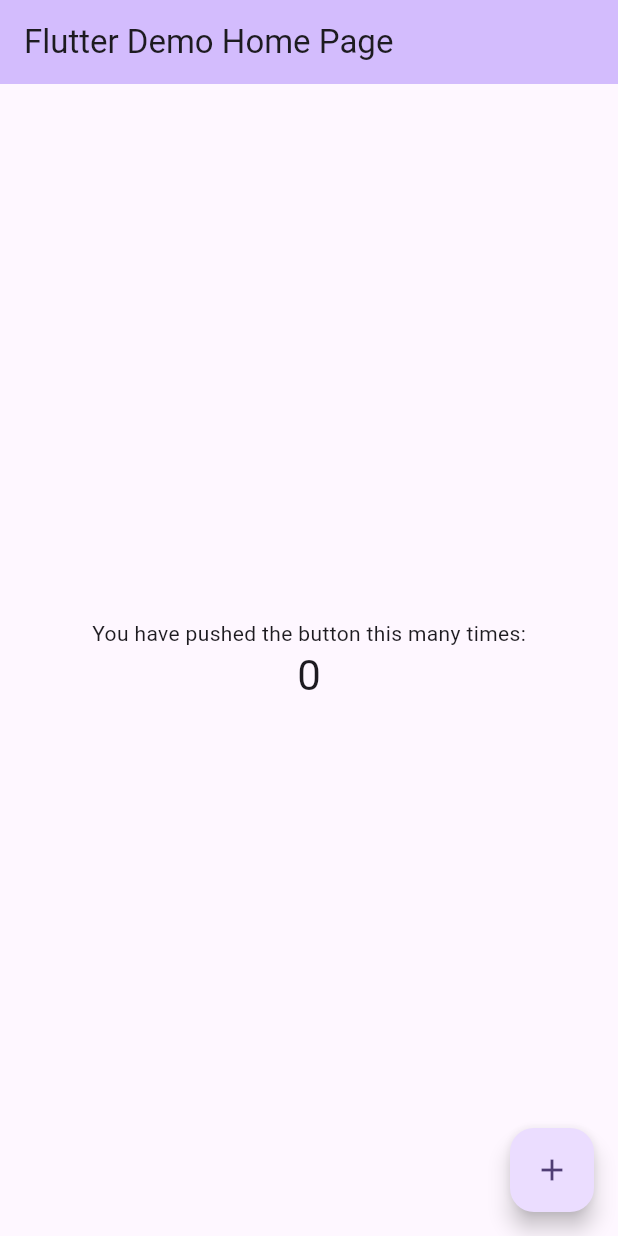
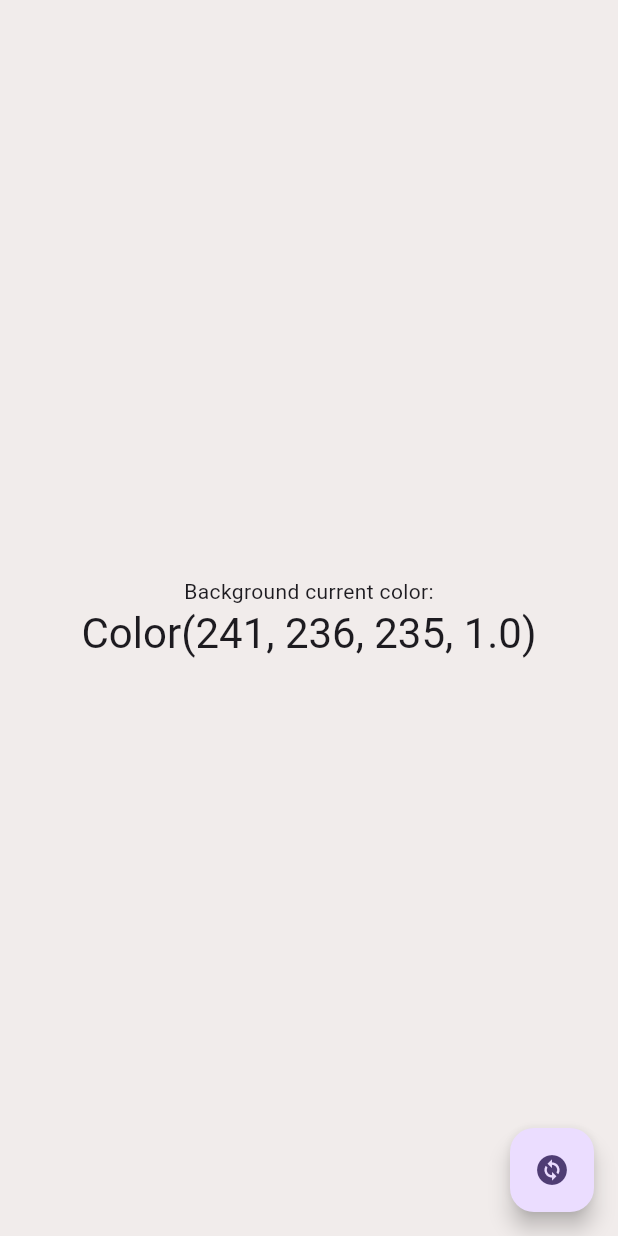
Before and after one commit to viktoriia-cherk/color_generator, a Flutter app: the screen it shows after launch, on a phone screen of 412 x 824 dp. Run offline on Flutter 3.47's test engine with Material 3 defaults, Android fonts, the light colour scheme and no system bars.

Commit message:
feat: Implement random RGB color generation and RGB string formatting; Add common app_colors class;

```diff
--- /dev/null
+++ b/lib/core/presentation/colors/app_colors.dart
@@ -0,0 +1,8 @@
+import 'dart:ui';
+
+class AppColors {
+  AppColors._();
+
+  static const Color defaultWhite = Color(0xFFF1ECEB);
+  static const Color defaultBlack = Color(0xFF131313);
+}
--- /dev/null
+++ b/lib/core/presentation/utils/color_utils/color_utils.dart
@@ -0,0 +1,36 @@
+import 'dart:math';
+import 'dart:ui';
+import '../../../domain/color/rgb_model.dart';
+
+const rgbMaxValue = 255;
+const defaultOpacity = 1.0;
+
+RgbModel generateRandomRgb() {
+  final random = Random();
+
+  return RgbModel(
+    r: random.nextInt(rgbMaxValue),
+    g: random.nextInt(rgbMaxValue),
+    b: random.nextInt(rgbMaxValue),
+  );
+}
+
+Color getNewRgbaColor() {
+  final rgb = generateRandomRgb();
+  return Color.fromRGBO(rgb.r, rgb.g, rgb.b, defaultOpacity);
+}
+
+RgbModel getRgbComponents(Color color) {
+  final r = (color.r * rgbMaxValue).round();
+  final g = (color.g * rgbMaxValue).round();
+  final b = (color.b * rgbMaxValue).round();
+
+  return RgbModel(r: r, g: g, b: b);
+}
+
+String colorToRgbaString(Color clr) {
+  final rgb = getRgbComponents(clr);
+  final a = clr.a;
+
+  return 'Color(${rgb.r}, ${rgb.g}, ${rgb.b}, $a)';
+}
--- /dev/null
+++ b/lib/features/home_page/presentation/home_page.dart
@@ -0,0 +1,54 @@
+import 'package:flutter/material.dart';
+import '../../../core/presentation/colors/app_colors.dart';
+import '../../../core/presentation/utils/color_utils/color_utils.dart';
+
+const defaultBgColor = AppColors.defaultWhite;
+
+class HomePage extends StatefulWidget {
+  const HomePage({super.key});
+
+  @override
+  State<HomePage> createState() => _HomePageState();
+}
+
+class _HomePageState extends State<HomePage> {
+  Color _bgColor = defaultBgColor;
+  String _colorLabel = colorToRgbaString(defaultBgColor);
+
+  void _updateBgColorAndColorLabel() {
+    final newColor = getNewRgbaColor();
+    final colorLabel = colorToRgbaString(newColor);
+
+    setState(() {
+      _colorLabel = colorLabel;
+      _bgColor = newColor;
+    });
+  }
+
+  @override
+  Widget build(BuildContext context) {
+    return Scaffold(
+      backgroundColor: AppColors.defaultWhite,
+      body: Container(
+        color: _bgColor,
+        child: Center(
+          child: Column(
+            mainAxisAlignment: MainAxisAlignment.center,
+            children: [
+              const Text('Background current color:'),
+              Text(
+                _colorLabel,
+                style: Theme.of(context).textTheme.headlineMedium,
+              ),
+            ],
+          ),
+        ),
+      ),
+      floatingActionButton: FloatingActionButton(
+        onPressed: _updateBgColorAndColorLabel,
+        tooltip: 'Update bgColor and bgColorLabel',
+        child: const Icon(Icons.change_circle),
+      ),
+    );
+  }
+}
--- a/lib/main.dart
+++ b/lib/main.dart
@@ -1,4 +1,6 @@
 import 'package:flutter/material.dart';
+
+import 'features/home_page/presentation/home_page.dart';
 
 void main() {
   runApp(const MyApp());
@@ -7,116 +9,14 @@ void main() {
 class MyApp extends StatelessWidget {
   const MyApp({super.key});
 
-  // This widget is the root of your application.
   @override
   Widget build(BuildContext context) {
     return MaterialApp(
       title: 'Flutter Demo',
       theme: ThemeData(
-        // This is the theme of your application.
-        //
-        // TRY THIS: Try running your application with "flutter run". You'll see
-        // the application has a purple toolbar. Then, without quitting the app,
-        // try changing the seedColor in the colorScheme below to Colors.green
-        // and then invoke "hot reload" (save your changes or press the "hot
-        // reload" button in a Flutter-supported IDE, or press "r" if you used
-        // the command line to start the app).
-        //
-        // Notice that the counter didn't reset back to zero; the application
-        // state is not lost during the reload. To reset the state, use hot
-        // restart instead.
-        //
-        // This works for code too, not just values: Most code changes can be
-        // tested with just a hot reload.
         colorScheme: ColorScheme.fromSeed(seedColor: Colors.deepPurple),
       ),
-      home: const MyHomePage(title: 'Flutter Demo Home Page'),
+      home: const HomePage(),
     );
   }
 }
-
-class MyHomePage extends StatefulWidget {
-  const MyHomePage({super.key, required this.title});
-
-  // This widget is the home page of your application. It is stateful, meaning
-  // that it has a State object (defined below) that contains fields that affect
-  // how it looks.
-
-  // This class is the configuration for the state. It holds the values (in this
-  // case the title) provided by the parent (in this case the App widget) and
-  // used by the build method of the State. Fields in a Widget subclass are
-  // always marked "final".
-
-  final String title;
-
-  @override
-  State<MyHomePage> createState() => _MyHomePageState();
-}
-
-class _MyHomePageState extends State<MyHomePage> {
-  int _counter = 0;
-
-  void _incrementCounter() {
-    setState(() {
-      // This call to setState tells the Flutter framework that something has
-      // changed in this State, which causes it to rerun the build method below
-      // so that the display can reflect the updated values. If we changed
-      // _counter without calling setState(), then the build method would not be
-      // called again, and so nothing would appear to happen.
-      _counter++;
-    });
-  }
-
-  @override
-  Widget build(BuildContext context) {
-    // This method is rerun every time setState is called, for instance as done
-    // by the _incrementCounter method above.
-    //
-    // The Flutter framework has been optimized to make rerunning build methods
-    // fast, so that you can just rebuild anything that needs updating rather
-    // than having to individually change instances of widgets.
-    return Scaffold(
-      appBar: AppBar(
-        // TRY THIS: Try changing the color here to a specific color (to
-        // Colors.amber, perhaps?) and trigger a hot reload to see the AppBar
-        // change color while the other colors stay the same.
-        backgroundColor: Theme.of(context).colorScheme.inversePrimary,
-        // Here we take the value from the MyHomePage object that was created by
-        // the App.build method, and use it to set our appbar title.
-        title: Text(widget.title),
-      ),
-      body: Center(
-        // Center is a layout widget. It takes a single child and positions it
-        // in the middle of the parent.
-        child: Column(
-          // Column is also a layout widget. It takes a list of children and
-          // arranges them vertically. By default, it sizes itself to fit its
-          // children horizontally, and tries to be as tall as its parent.
-          //
-          // Column has various properties to control how it sizes itself and
-          // how it positions its children. Here we use mainAxisAlignment to
-          // center the children vertically; the main axis here is the vertical
-          // axis because Columns are vertical (the cross axis would be
-          // horizontal).
-          //
-          // TRY THIS: Invoke "debug painting" (choose the "Toggle Debug Paint"
-          // action in the IDE, or press "p" in the console), to see the
-          // wireframe for each widget.
-          mainAxisAlignment: MainAxisAlignment.center,
-          children: <Widget>[
-            const Text('You have pushed the button this many times:'),
-            Text(
-              '$_counter',
-              style: Theme.of(context).textTheme.headlineMedium,
-            ),
-          ],
-        ),
-      ),
-      floatingActionButton: FloatingActionButton(
-        onPressed: _incrementCounter,
-        tooltip: 'Increment',
-        child: const Icon(Icons.add),
-      ), // This trailing comma makes auto-formatting nicer for build methods.
-    );
-  }
-}
```
Also changed, not shown: lib/core/domain/color/rgb_model.dart (added, +7 -0 lines).
